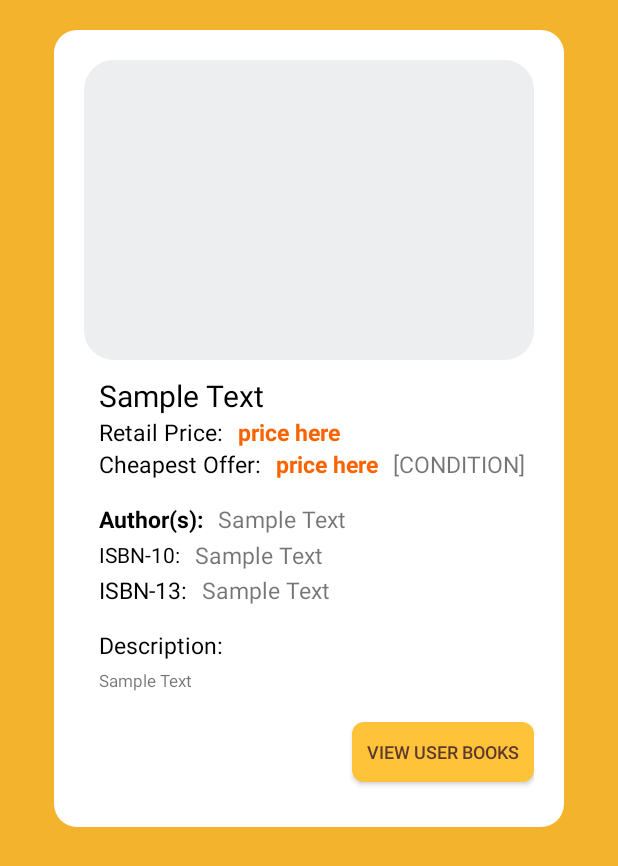
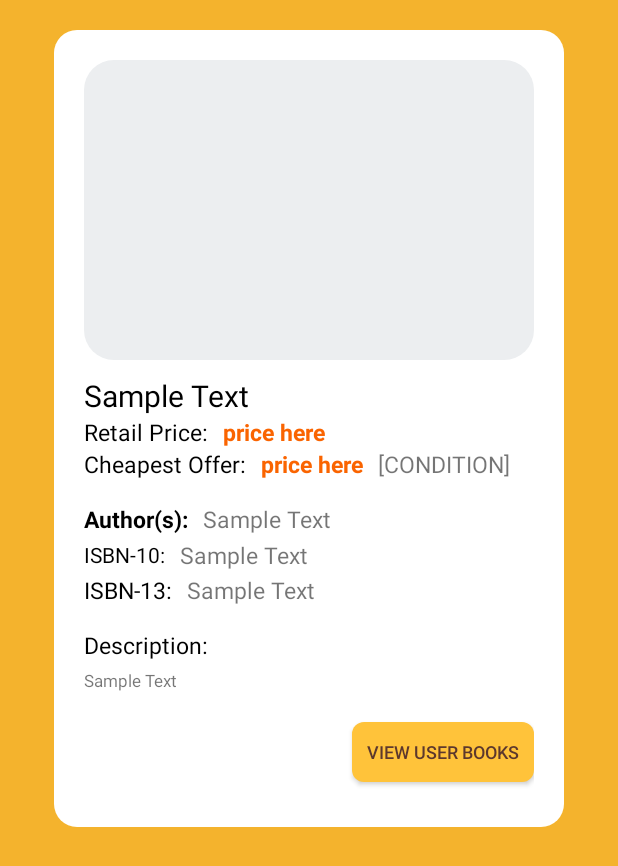
Before and after one commit to BonfireBooks/BonfireBooks, an Android app: the layout fragment_book_details.xml on its own in the app's theme, with its tools: preview values and no code run, on a phone screen of 412 x 824 dp. Shown: the top 866 px of the screen. Run offline under Robolectric (Android 15) with nearby library versions, the phone set to English and light mode, and no system bars.

Commit message:
BookDetails Layout fixed formatting

```diff
--- a/app/src/main/res/layout/fragment_book_details.xml
+++ b/app/src/main/res/layout/fragment_book_details.xml
@@ -38,11 +38,13 @@
                     android:id="@+id/txtV_book_title"
                     android:layout_width="wrap_content"
                     android:layout_height="wrap_content"
-                    android:layout_marginStart="10dp"
                     android:layout_marginTop="10dp"
+                    android:maxWidth="300dp"
                     android:text="@string/sample_text"
                     android:textColor="@color/black"
                     android:textSize="20sp"
+                    android:maxLines="2"
+                    android:ellipsize="end"
                     app:layout_constraintLeft_toLeftOf="@id/imgV_book_images"
                     app:layout_constraintTop_toBottomOf="@id/imgV_book_images" />
 
```
